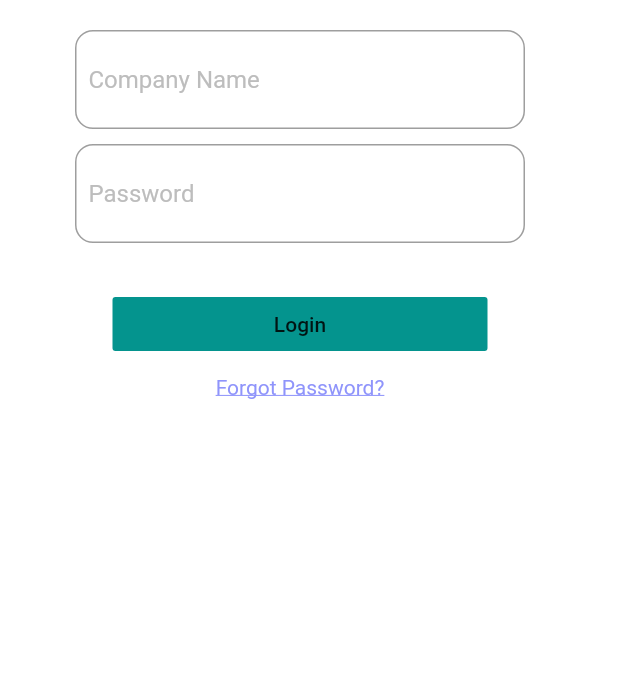
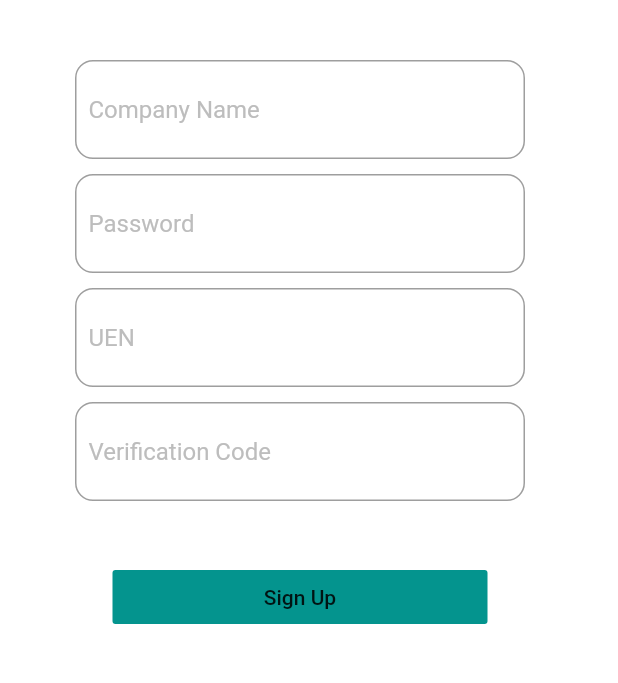
Before and after one commit to jieshengc/openmeds, a Flutter app: the screen it shows after launch, after a tap on "Login", on a phone screen of 412 x 824 dp, the part 495-1178 px from its top. Run offline on Flutter 3.47's test engine with Material 2 defaults, Android fonts, the phone set to English and light mode, and no system bars.

Commit message:
update signup

```diff
--- a/open_meds/lib/AllScreens/loginScreen.dart
+++ b/open_meds/lib/AllScreens/loginScreen.dart
@@ -1,5 +1,6 @@
 import 'dart:async';
 import 'package:flutter/material.dart';
+import 'package:open_meds/AllScreens/signuppage.dart';
 
 class LoginScreen extends StatefulWidget {
   @override
@@ -75,7 +76,10 @@ class _LoginScreenState extends State<LoginScreen> {
               child: FlatButton(
                 child: Text('Login'),
                 color: Color(0xFF04948E),
-                onPressed: () {},
+                onPressed: (){
+                  Navigator.push(context,
+                      MaterialPageRoute(builder: (context) => SignUpScreen()));
+                },
               )
             ),
             SizedBox(height: 10),
--- /dev/null
+++ b/open_meds/lib/AllScreens/signuppage.dart
@@ -0,0 +1,119 @@
+import 'package:flutter/material.dart';
+
+class SignUpScreen extends StatefulWidget {
+  @override
+  _SignUpScreenState createState() => _SignUpScreenState();
+}
+
+
+class _SignUpScreenState extends State<SignUpScreen> {
+
+  @override
+  void initState() {
+    // TODO: implement initState
+    super.initState();
+  }
+
+  @override
+  Widget build(BuildContext context) {
+    return Scaffold(
+      backgroundColor: Colors.white,
+      body: SingleChildScrollView(
+        child: Column(
+          children: <Widget>[
+            SizedBox(height: 150),
+            Container(
+                height: 180,
+                width: 400,
+                decoration: BoxDecoration(
+                    image: DecorationImage(
+                        image: AssetImage('assets/logo.jpeg'),
+                        fit: BoxFit.fill
+                    )
+                )
+            ),
+            SizedBox(height: 40),
+            Column(
+              children: <Widget>[
+                Container(
+                  width: 300,
+                  padding: EdgeInsets.all(8.0),
+                  decoration: BoxDecoration(
+                    border: Border.all(color: Colors.grey),
+                    borderRadius: BorderRadius.circular(12),
+                  ),
+                  child: TextField(
+                    decoration: InputDecoration(
+                        border: InputBorder.none,
+                        hintText: "Company Name",
+                        hintStyle: TextStyle(color: Colors.grey[400])
+                    ),
+                  ),
+                ),
+                SizedBox(height: 10),
+                Container(
+                  width: 300,
+                  padding: EdgeInsets.all(8.0),
+                  decoration: BoxDecoration(
+                    border: Border.all(color: Colors.grey),
+                    borderRadius: BorderRadius.circular(12),
+                  ),
+                  child: TextField(
+                    decoration: InputDecoration(
+                        border: InputBorder.none,
+                        hintText: "Password",
+                        hintStyle: TextStyle(color: Colors.grey[400])
+                    ),
+                  ),
+                ),
+            SizedBox(height: 10),
+            Container(
+              width: 300,
+              padding: EdgeInsets.all(8.0),
+              decoration: BoxDecoration(
+                border: Border.all(color: Colors.grey),
+                borderRadius: BorderRadius.circular(12),
+              ),
+              child: TextField(
+                decoration: InputDecoration(
+                    border: InputBorder.none,
+                    hintText: "UEN",
+                    hintStyle: TextStyle(color: Colors.grey[400])
+                ),
+              ),
+            ),
+                SizedBox(height: 10),
+                Container(
+                  width: 300,
+                  padding: EdgeInsets.all(8.0),
+                  decoration: BoxDecoration(
+                    border: Border.all(color: Colors.grey),
+                    borderRadius: BorderRadius.circular(12),
+                  ),
+                  child: TextField(
+                    decoration: InputDecoration(
+                        border: InputBorder.none,
+                        hintText: "Verification Code",
+                        hintStyle: TextStyle(color: Colors.grey[400])
+                    ),
+                  ),
+                ),
+                SizedBox(height: 10),
+          ],
+        ),
+            SizedBox(height: 30,),
+            Container(
+                width: 250,
+                //height: 50,
+                child: FlatButton(
+                  child: Text('Sign Up'),
+                  color: Color(0xFF04948E),
+                  onPressed: () {},
+                )
+            ),
+          ],
+        ),
+      ),
+    );
+  }
+}
```
